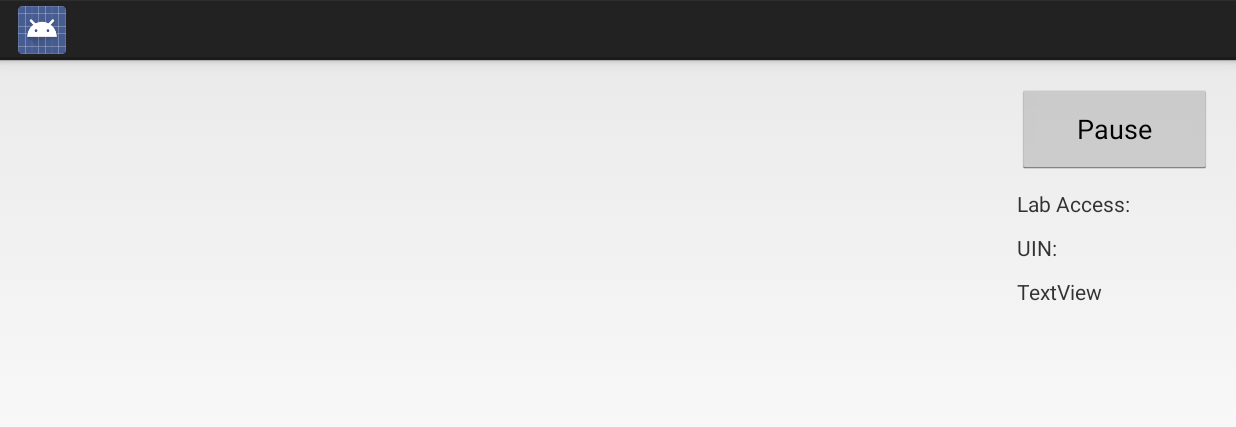
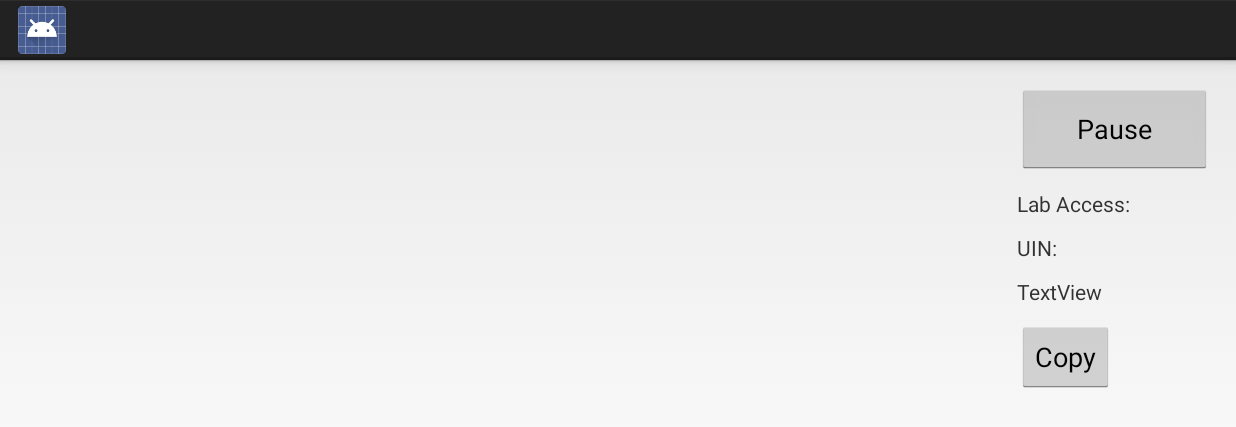
Before and after one commit to kbaxter3/ece420_iCardScanner, an Android app: the screen it shows after launch (MainActivity), on a phone screen of 824 x 412 dp (held sideways). Shown: the top 427 px of the screen. Run offline under Robolectric (Android 15) with nearby library versions, the phone set to English and light mode, and no system bars; libraries missing offline, so code that uses them is left out: com.googlecode.tesseract, org.opencv.android, org.opencv.core, org.opencv.imgproc, org.opencv.tracking; plain views replace JavaCameraView; 8 statements that could not run were skipped.

Commit message:
Button to save to clipboard

```diff
--- a/lab7/app/src/main/java/com/ece420/lab7/MainActivity.java
+++ b/lab7/app/src/main/java/com/ece420/lab7/MainActivity.java
@@ -73,6 +73,7 @@ public class MainActivity extends Activity implements CameraBridgeViewBase.CvCam
 
     // UI Variables
     private Button controlButton;
+    private Button clipboardButton;
 //k    private SeekBar colorSeekbar;
 //k    private SeekBar widthSeekbar;
 //k    private SeekBar heightSeekbar;
@@ -81,6 +82,8 @@ public class MainActivity extends Activity implements CameraBridgeViewBase.CvCam
     private TextView labAccessTextview;
     private TextView uinTextview;
     private TextView nameTextview;
+    private String nameText;
+    private String text;
 
     // Declare OpenCV based camera view base
     private CameraBridgeViewBase mOpenCvCameraView;
@@ -225,6 +228,21 @@ public class MainActivity extends Activity implements CameraBridgeViewBase.CvCam
                 }
             }
         });
+
+
+        // Setup clipboard button
+        clipboardButton = (Button)findViewById((R.id.clipboardButton));
+        clipboardButton.setOnClickListener(new View.OnClickListener() {
+            @Override
+            public void onClick(View v) {
+                // Copy to clipboard (Chat GPT)
+                ClipboardManager clipboard = (ClipboardManager) getSystemService(Context.CLIPBOARD_SERVICE);
+                ClipData clip = ClipData.newPlainText("label", nameText + '\n'+  text);
+                // Set the clip data to the clipboard
+                clipboard.setPrimaryClip(clip);
+            }
+        });
+
 
         // Setup OpenCV Camera View
         mOpenCvCameraView = (CameraBridgeViewBase) findViewById(R.id.opencv_camera_preview);
@@ -554,8 +572,6 @@ public class MainActivity extends Activity implements CameraBridgeViewBase.CvCam
     public Mat onCameraFrame(CameraBridgeViewBase.CvCameraViewFrame inputFrame) {
         Log.d(TAG, "onCameraFrame: "+ tracking_flag);
         String labAccessMessage = "Lab Access: ";
-        String text = "";
-        String nameText = "";
         // Returned frame will be displayed on the screen
         if(tracking_flag == 1) {
             return mRgba;
@@ -769,11 +785,7 @@ public class MainActivity extends Activity implements CameraBridgeViewBase.CvCam
                         }
 
                         if(matches_prev_counter >= 2) {
-                            // Copy to clipboard (Chat GPT)
-                            ClipboardManager clipboard = (ClipboardManager) getSystemService(Context.CLIPBOARD_SERVICE);
-                            ClipData clip = ClipData.newPlainText("label", nameText + '\n'+  text);
-                            // Set the clip data to the clipboard
-                            clipboard.setPrimaryClip(clip);
+
 
                             controlButton.setText("Rescan+");
                             tracking_flag = 1;
--- a/lab7/app/src/main/res/layout/activity_main.xml
+++ b/lab7/app/src/main/res/layout/activity_main.xml
@@ -75,6 +75,15 @@
         android:layout_marginEnd="0dp"
         android:text="TextView" />
 
+    <Button
+        android:id="@+id/clipboardButton"
+        android:layout_width="wrap_content"
+        android:layout_height="wrap_content"
+        android:layout_below="@id/nameTextView"
+        android:layout_alignStart="@id/controlButton"
+        android:layout_marginTop="10dp"
+        android:text="Copy" />
+
     <!--        android:textAppearance="@style/TextAppearance.AppCompat.Medium"-->
 
     <!--        android:textAppearance="@style/TextAppearance.AppCompat.Medium"-->
```
